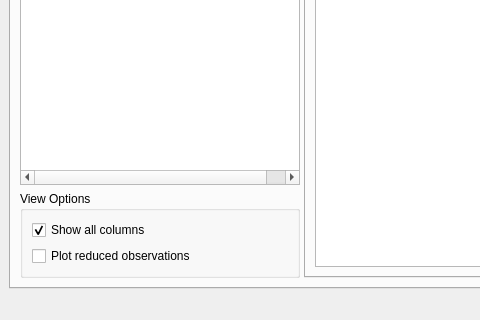
The window that gravtools/gui/MainWindow.ui (ahellers/GravTools) describes before a commit, drawn with Qt 5; both pictures show x 0 to 480 and y 409 to 729 of the 1403 by 729 pixel window.
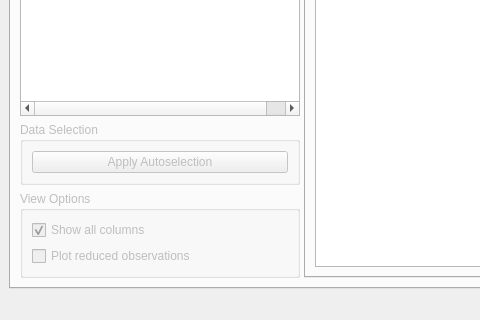
The same window after the commit. The open tabs and pages were chosen to show the change. Custom widgets are drawn as their Qt base class.

Commit message: Crated a GUI dialog for autoselection settings. Added methods to the Survey class for autoelection based on tilt, standard deviation and deviation from the stabilized gravity in a setup. Implementation of these methods is the GUi is still missing.

```diff
--- a/gravtools/gui/MainWindow.ui
+++ b/gravtools/gui/MainWindow.ui
@@ -199,8 +199,33 @@
               </column>
              </widget>
             </item>
+            <item>
+             <widget class="QGroupBox" name="groupBox_obs_autoselect">
+              <property name="enabled">
+               <bool>false</bool>
+              </property>
+              <property name="title">
+               <string>Data Selection</string>
+              </property>
+              <layout class="QVBoxLayout" name="verticalLayout_10">
+               <item>
+                <widget class="QPushButton" name="pushButton_obs_apply_autoselect_current_data">
+                 <property name="toolTip">
+                  <string>Activate/deactivate observations of the current selected survey or setup according to the auto-selection options.</string>
+                 </property>
+                 <property name="text">
+                  <string>Apply Autoselection</string>
+                 </property>
+                </widget>
+               </item>
+              </layout>
+             </widget>
+            </item>
             <item>
              <widget class="QGroupBox" name="groupBox_obs_view_options">
+              <property name="enabled">
+               <bool>false</bool>
+              </property>
               <property name="title">
                <string>View Options</string>
               </property>
```
Left out of the diff: 8 changed lines with no effect on the pictures. The commit also changes 7 other files.
